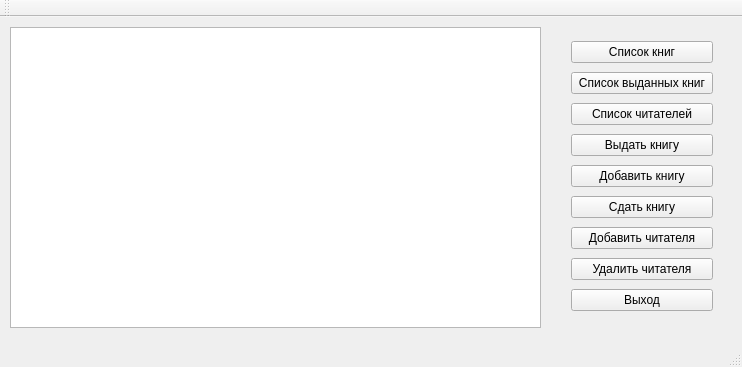
First picture: the form in main_window/main_window.ui, repository vladislavvasyukov/library, before the edit.
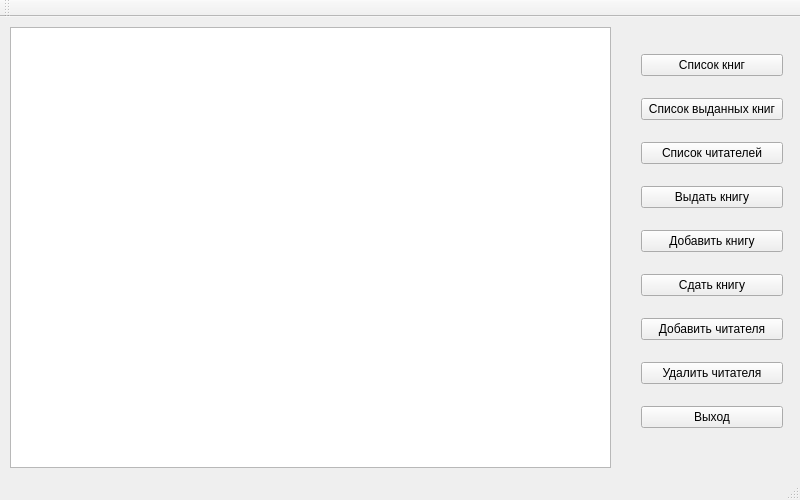
Second picture: the form after the edit.

```diff
--- a/main_window/main_window.ui
+++ b/main_window/main_window.ui
@@ -6,8 +6,8 @@
    <rect>
     <x>0</x>
     <y>0</y>
-    <width>742</width>
-    <height>367</height>
+    <width>800</width>
+    <height>500</height>
    </rect>
   </property>
   <property name="windowTitle">
@@ -17,10 +17,10 @@
    <widget class="QWidget" name="verticalLayoutWidget">
     <property name="geometry">
      <rect>
-      <x>560</x>
+      <x>630</x>
       <y>10</y>
       <width>164</width>
-      <height>301</height>
+      <height>431</height>
      </rect>
     </property>
     <layout class="QVBoxLayout" name="verticalLayout">
@@ -100,8 +100,8 @@
      <rect>
       <x>10</x>
       <y>10</y>
-      <width>531</width>
-      <height>301</height>
+      <width>601</width>
+      <height>441</height>
      </rect>
     </property>
    </widget>
```
Left out of the diff: 2 changed lines with no effect on the pictures.
